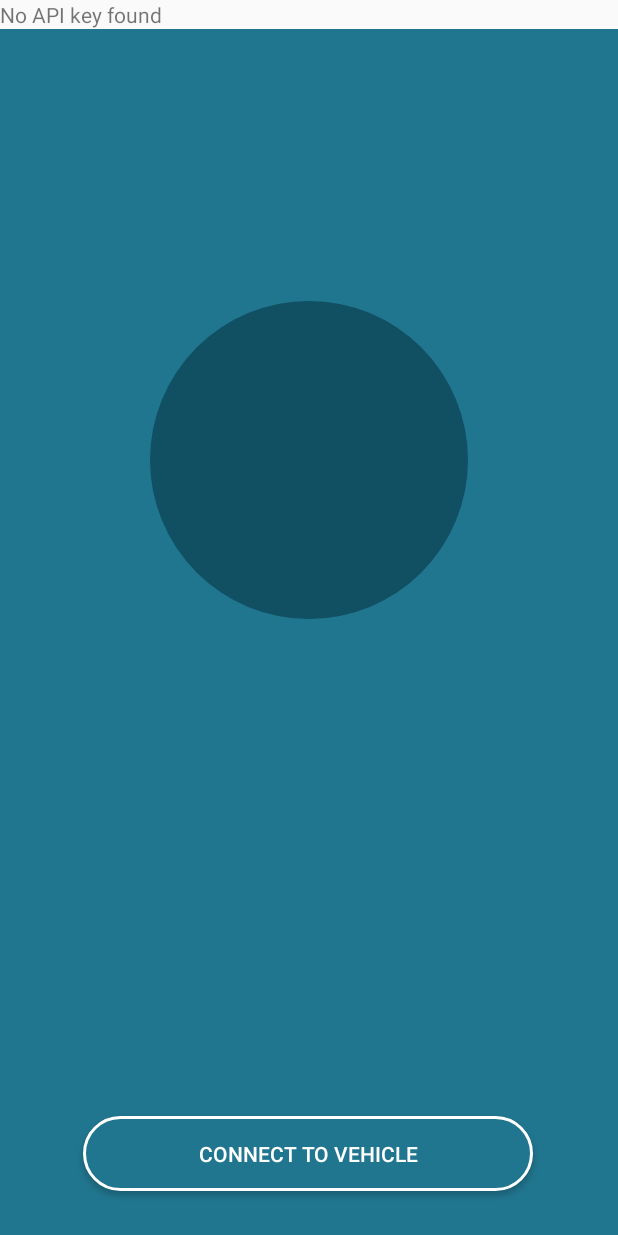
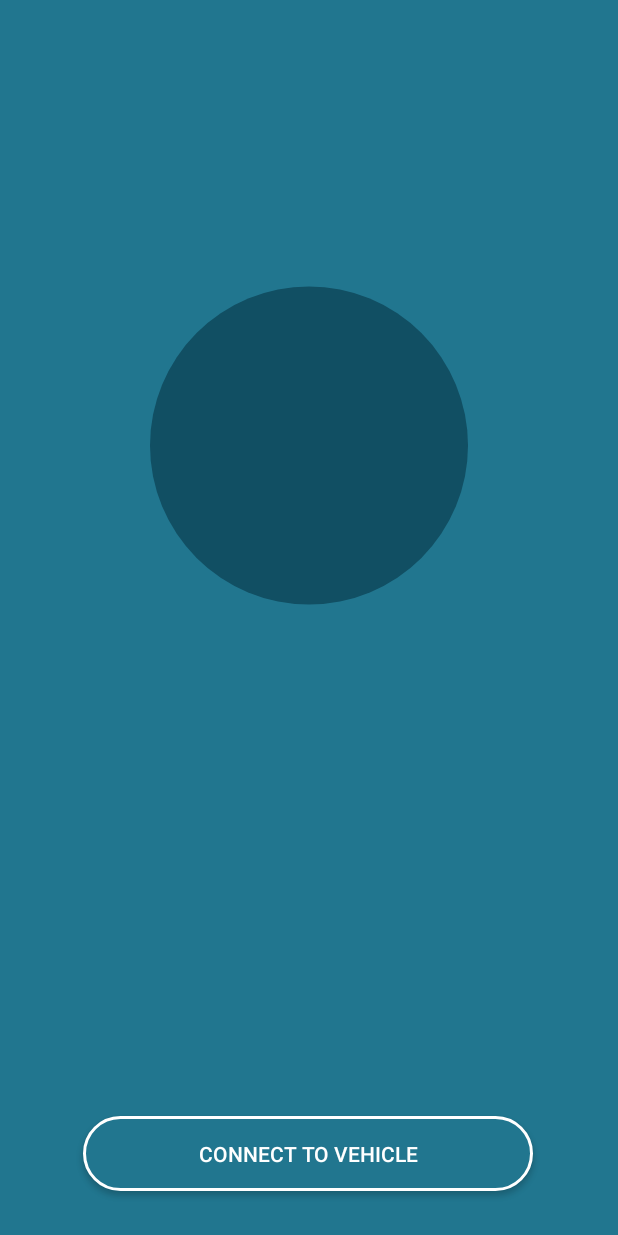
Before and after one commit to DIT112-V19/group-05, an Android app: the screen it shows after launch (MainActivity), on a phone screen of 412 x 824 dp. Run offline under Robolectric (Android 15) with nearby library versions, the phone set to English and light mode, and no system bars.

```diff
--- a/android/app/src/main/java/com/example/hajken/fragments/GoogleMapsFragment.java
+++ b/android/app/src/main/java/com/example/hajken/fragments/GoogleMapsFragment.java
@@ -79,7 +79,7 @@ public class GoogleMapsFragment extends Fragment  implements View.OnClickListene
     private RadioGroup radioGroup;
     private RadioButton radioButton;
     private TextView textView;
-    private TextView mApiKeyField;
+    //private TextView mApiKeyField;
     private String instructions;
 
 
@@ -116,7 +116,7 @@ public class GoogleMapsFragment extends Fragment  implements View.OnClickListene
         textView = view.findViewById(R.id.device_map_fragment);
 
         //TextView for API-key
-        mApiKeyField = view.findViewById(R.id.apiKeyText);
+        //mApiKeyField = view.findViewById(R.id.apiKeyText);
         //mApiKeyField.setText("API key: " + BuildConfig.apiKey);
 
         //Speed changing
--- a/android/app/src/main/res/layout/activity_main.xml
+++ b/android/app/src/main/res/layout/activity_main.xml
@@ -11,15 +11,6 @@
         android:layout_height="match_parent"
         android:orientation="vertical">
 
-
-
-        <TextView
-            android:id="@+id/apiKeyText"
-            android:layout_width="match_parent"
-            android:layout_height="wrap_content"
-            android:text="@string/api_key_text" />
-
-
         <FrameLayout
             android:id="@+id/main_container"
             android:layout_width="match_parent"
```
